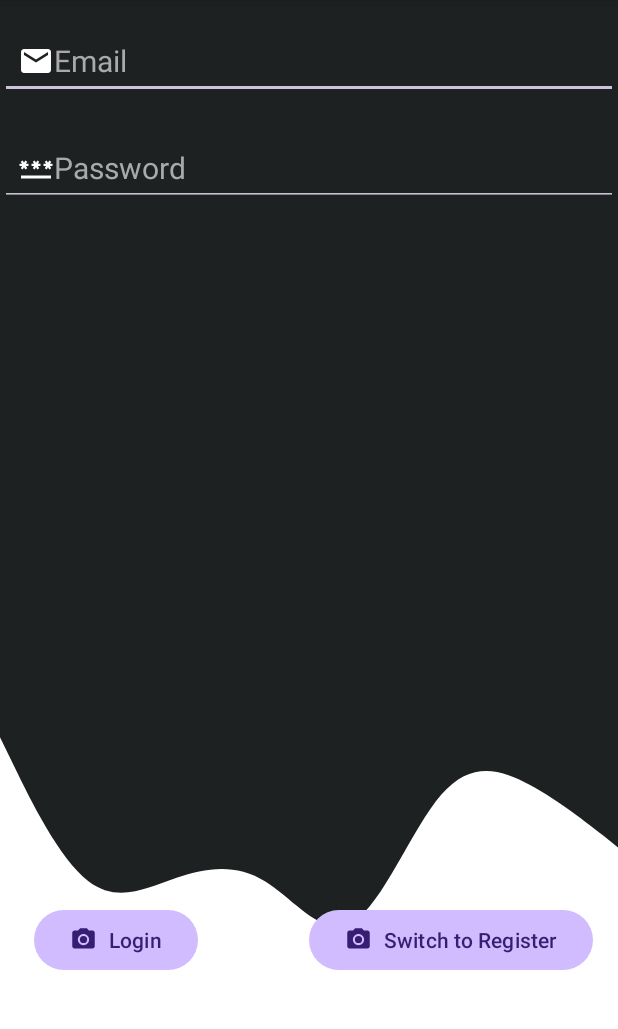
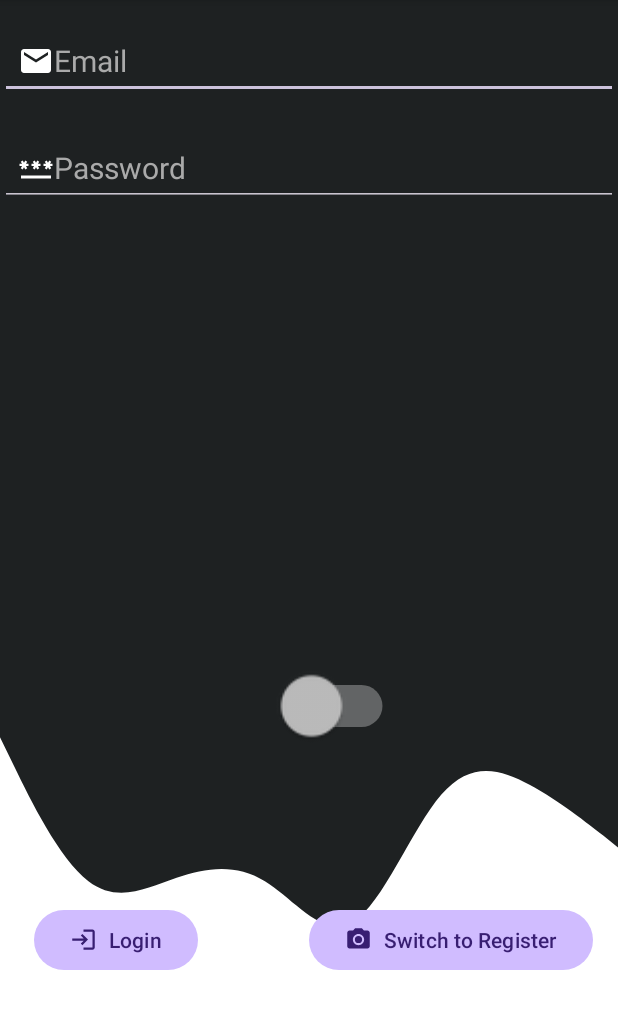
Before and after one commit to huthuthiddeli/DermaAI, an Android app: the screen it shows after launch (LoginActivity), on a phone screen of 412 x 824 dp, the part 96-1125 px from its top. Run offline under Robolectric (Android 15) with nearby library versions, the phone set to English and light mode, and no system bars.

Commit message:
Android
Icons
Switch

```diff
--- a/src/Android/app/src/main/java/com/example/dermaai_android_140/myClasses/Storage.kt
+++ b/src/Android/app/src/main/java/com/example/dermaai_android_140/myClasses/Storage.kt
@@ -16,7 +16,6 @@
 import java.util.Locale
 
 class Storage {
-
 
 
     fun retrieveImagesFromStorage(filesDir : File?, takenByUser: Boolean): MutableList<File> {
--- /dev/null
+++ b/src/Android/app/src/main/res/drawable/ic_login.xml
@@ -0,0 +1,5 @@
+<vector xmlns:android="http://schemas.android.com/apk/res/android" android:autoMirrored="true" android:height="24dp" android:tint="#000000" android:viewportHeight="24" android:viewportWidth="24" android:width="24dp">
+
+    <path android:fillColor="@android:color/white" android:pathData="M11,7L9.6,8.4l2.6,2.6H2v2h10.2l-2.6,2.6L11,17l5,-5L11,7zM20,19h-8v2h8c1.1,0 2,-0.9 2,-2V5c0,-1.1 -0.9,-2 -2,-2h-8v2h8V19z"/>
+
+</vector>
--- /dev/null
+++ b/src/Android/app/src/main/res/drawable/ic_register.xml
@@ -0,0 +1,5 @@
+<vector xmlns:android="http://schemas.android.com/apk/res/android" android:height="24dp" android:tint="#000000" android:viewportHeight="24" android:viewportWidth="24" android:width="24dp">
+
+    <path android:fillColor="@android:color/white" android:pathData="M12,17c1.1,0 2,-0.9 2,-2s-0.9,-2 -2,-2s-2,0.9 -2,2S10.9,17 12,17zM18,8h-1V6c0,-2.76 -2.24,-5 -5,-5S7,3.24 7,6v2H6c-1.1,0 -2,0.9 -2,2v10c0,1.1 0.9,2 2,2h12c1.1,0 2,-0.9 2,-2V10C20,8.9 19.1,8 18,8zM8.9,6c0,-1.71 1.39,-3.1 3.1,-3.1s3.1,1.39 3.1,3.1v2H8.9V6zM18,20H6V10h12V20z"/>
+
+</vector>
--- a/src/Android/app/src/main/res/layout/activity_login.xml
+++ b/src/Android/app/src/main/res/layout/activity_login.xml
@@ -17,5 +17,20 @@
         app:layout_constraintStart_toStartOf="parent"
         app:layout_constraintTop_toTopOf="parent" />
 
+    <Switch
+        android:id="@+id/switch1"
+        android:layout_width="110dp"
+        android:layout_height="72dp"
+        android:scaleX="2"
+        android:scaleY="2"
+        android:text=""
+        android:textSize="8sp"
+        app:layout_constraintBottom_toBottomOf="@+id/fragment_placeholder_accountinfo"
+        app:layout_constraintEnd_toEndOf="parent"
+        app:layout_constraintHorizontal_bias="0.368"
+        app:layout_constraintStart_toStartOf="parent"
+        app:layout_constraintTop_toTopOf="parent"
+        app:layout_constraintVertical_bias="0.631" />
+
 
 </androidx.constraintlayout.widget.ConstraintLayout>
--- a/src/Android/app/src/main/res/layout/fragment_accountinfo_login.xml
+++ b/src/Android/app/src/main/res/layout/fragment_accountinfo_login.xml
@@ -48,7 +48,7 @@
         app:layout_constraintStart_toStartOf="parent"
         app:layout_constraintTop_toTopOf="parent"
         app:layout_constraintVertical_bias="0.846"
-        app:icon="@drawable/ic_menu_camera"/>
+        app:icon="@drawable/ic_login"/>
 
     <Button
         android:id="@+id/switchToRegisterBtn"
--- a/src/Android/app/src/main/res/layout/fragment_accountinfo_register.xml
+++ b/src/Android/app/src/main/res/layout/fragment_accountinfo_register.xml
@@ -75,7 +75,8 @@
         app:layout_constraintHorizontal_bias="0.232"
         app:layout_constraintStart_toStartOf="parent"
         app:layout_constraintTop_toTopOf="parent"
-        app:layout_constraintVertical_bias="0.846" />
+        app:layout_constraintVertical_bias="0.846"
+        app:icon="@drawable/ic_register"/>
 
 
 </androidx.constraintlayout.widget.ConstraintLayout>
--- a/src/Android/app/src/main/res/menu/activity_main_drawer.xml
+++ b/src/Android/app/src/main/res/menu/activity_main_drawer.xml
@@ -17,4 +17,5 @@
             android:icon="@drawable/ic_camera"
             android:title="@string/menu_photo" />
     </group>
+
 </menu>
--- a/src/Android/gradle/libs.versions.toml
+++ b/src/Android/gradle/libs.versions.toml
@@ -36,7 +36,7 @@
 vectordrawable = "1.2.0"
 orgJetbrainsKotlinPluginSerializationGradlePlugin = "2.1.0-Beta2"
 kotlinxCoroutinesAndroid = "1.9.0"
-koinAndroidxViewmodel = "2.2.3"
+koinAndroidxViewmodel = "4.0.0"
 exifinterface = "1.3.7"
 
 [libraries]
@@ -45,7 +45,7 @@
 androidx-junit = { group = "androidx.test.ext", name = "junit", version.ref = "junitVersion" }
 androidx-espresso-core = { group = "androidx.test.espresso", name = "espresso-core", version.ref = "espressoCore" }
 androidx-appcompat = { group = "androidx.appcompat", name = "appcompat", version.ref = "appcompat" }
-koin-android = { module = "io.insert-koin:koin-android", version.ref = "koinAndroidxViewmodel" }
+koin-android = { module = "io.insert-koin:koin-android", version = "2.2.3" }
 material = { group = "com.google.android.material", name = "material", version.ref = "material" }
 androidx-constraintlayout = { group = "androidx.constraintlayout", name = "constraintlayout", version.ref = "constraintlayout" }
 androidx-lifecycle-livedata-ktx = { group = "androidx.lifecycle", name = "lifecycle-livedata-ktx", version.ref = "lifecycleLivedataKtx" }
```
Also changed, not shown: src/Android/app/src/main/java/com/example/dermaai_android_140/ui/login/LoginActivity.kt (+7 -4 lines), src/Android/app/src/main/res/layout/fragment_home.xml (+4 -4 lines).
